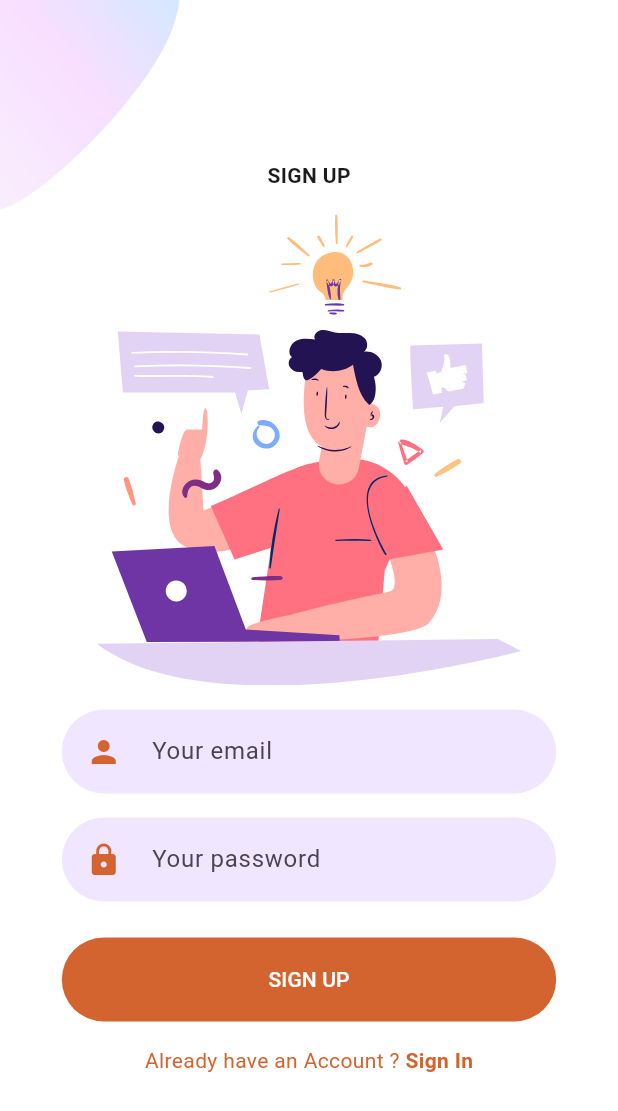
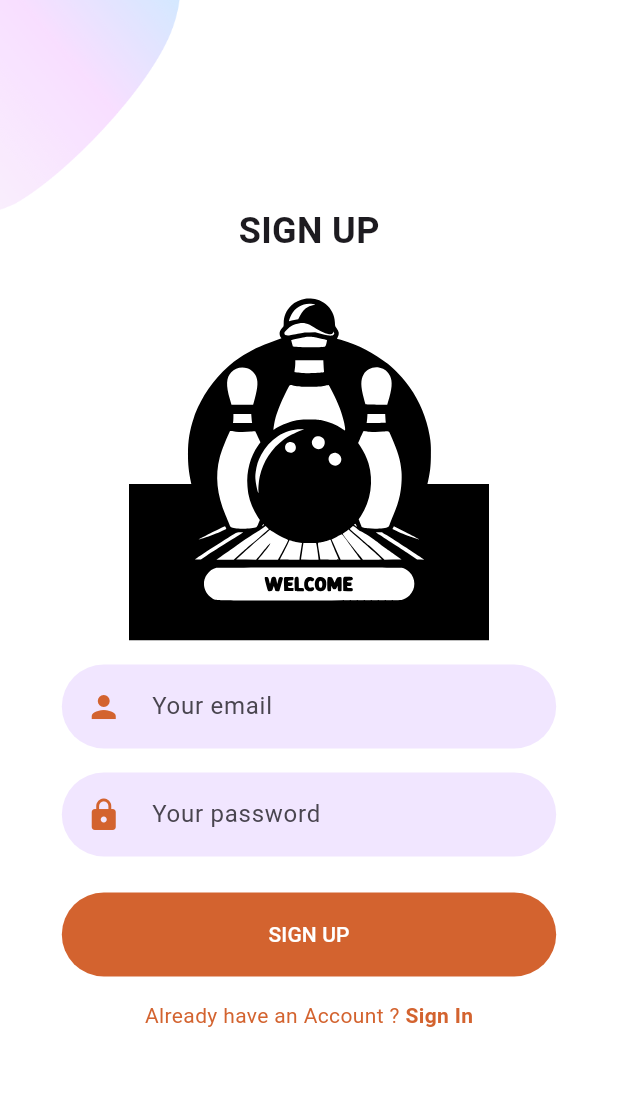
Before and after one commit to rnavyaprabha/Bowling-League-Scoring-Mobile, a Flutter app: the screen it shows after launch, after a tap on "SIGN UP", on a phone screen of 412 x 824 dp. Shown: the top 1111 px of the screen. Run offline on Flutter 3.47's test engine with Material 3 defaults, Android fonts, the phone set to English and light mode, and no system bars; our stand-ins replace flutter_svg.

Commit message:
minor changes

```diff
--- a/bowling_application/lib/Screens/Signup/components/sign_up_top_image.dart
+++ b/bowling_application/lib/Screens/Signup/components/sign_up_top_image.dart
@@ -14,7 +14,7 @@ class SignUpScreenTopImage extends StatelessWidget {
       children: [
         Text(
           "Sign Up".toUpperCase(),
-          style: const TextStyle(fontWeight: FontWeight.bold),
+          style: const TextStyle(fontWeight: FontWeight.bold, fontSize: 24),
         ),
         const SizedBox(height: defaultPadding),
         Row(
@@ -22,7 +22,7 @@ class SignUpScreenTopImage extends StatelessWidget {
             const Spacer(),
             Expanded(
               flex: 8,
-              child: SvgPicture.asset("assets/icons/signup.svg"),
+              child: SvgPicture.asset("assets/icons/signup1.svg", height: 240,),
             ),
             const Spacer(),
           ],
```
Also changed, not shown: bowling_application/assets/icons/signup1.svg (added).
